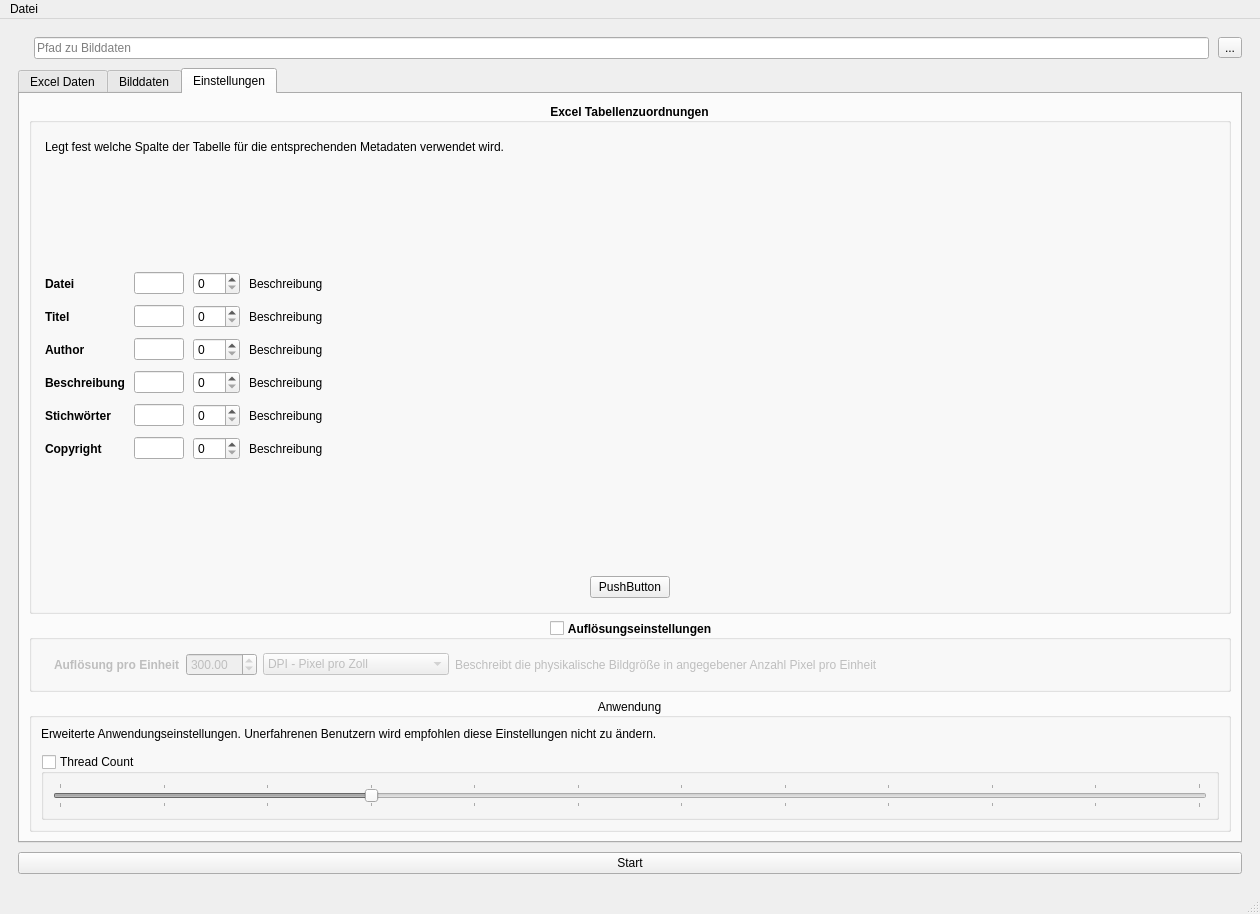
tappi287/tiffy, file ui/tiffy.ui: the form before one commit.
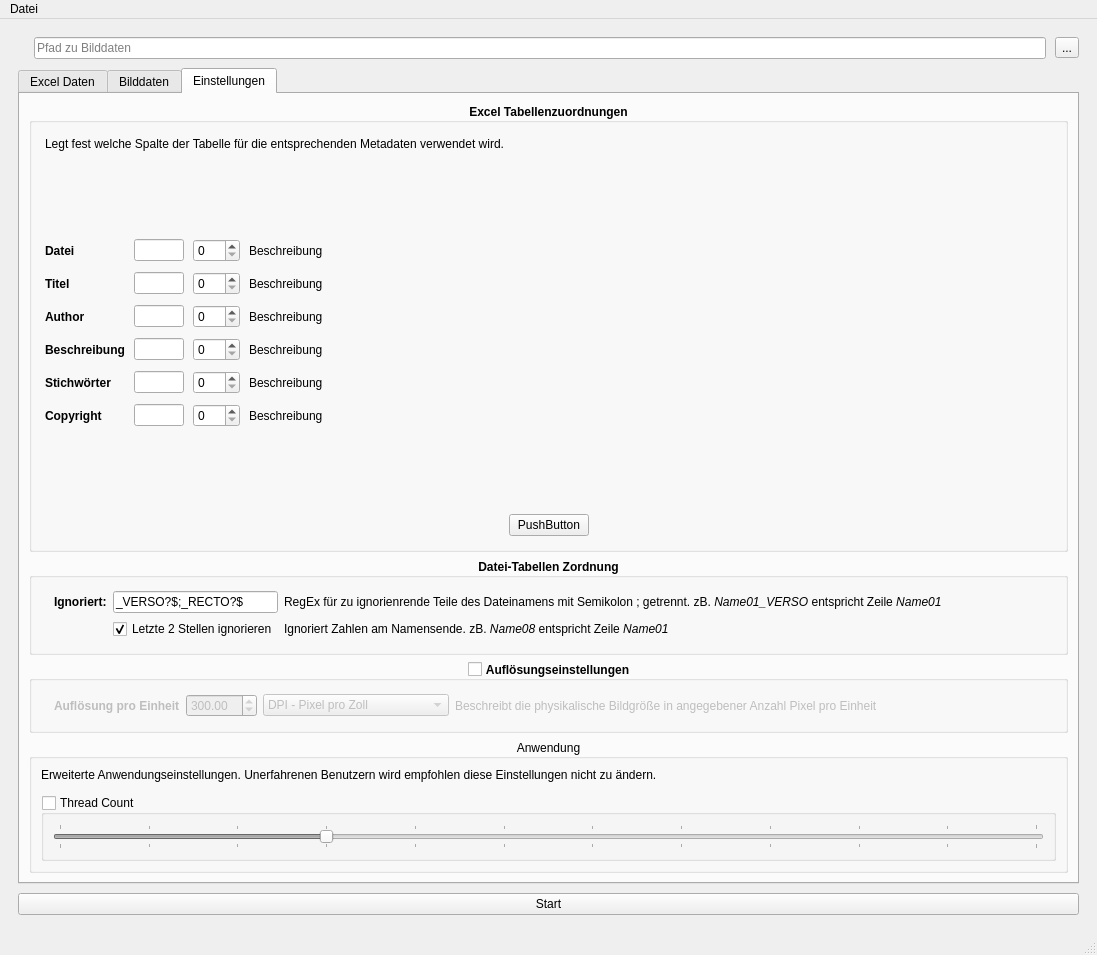
The form after the commit. The open tabs and pages were chosen to show the change. Icons and pictures are not drawn.

Commit message: add file name matching settings

The edit to the form file:
```diff
--- a/ui/tiffy.ui
+++ b/ui/tiffy.ui
@@ -6,8 +6,8 @@
    <rect>
     <x>0</x>
     <y>0</y>
-    <width>1260</width>
-    <height>914</height>
+    <width>1097</width>
+    <height>955</height>
    </rect>
   </property>
   <property name="windowTitle">
@@ -612,6 +612,119 @@
             </layout>
            </widget>
           </item>
+          <item>
+           <widget class="QGroupBox" name="nameBox">
+            <property name="font">
+             <font>
+              <weight>75</weight>
+              <bold>true</bold>
+             </font>
+            </property>
+            <property name="title">
+             <string>Datei-Tabellen Zordnung</string>
+            </property>
+            <property name="alignment">
+             <set>Qt::AlignCenter</set>
+            </property>
+            <property name="checkable">
+             <bool>false</bool>
+            </property>
+            <property name="checked">
+             <bool>false</bool>
+            </property>
+            <layout class="QVBoxLayout" name="verticalLayout_9">
+             <property name="spacing">
+              <number>4</number>
+             </property>
+             <property name="leftMargin">
+              <number>13</number>
+             </property>
+             <property name="topMargin">
+              <number>4</number>
+             </property>
+             <property name="rightMargin">
+              <number>13</number>
+             </property>
+             <property name="bottomMargin">
+              <number>4</number>
+             </property>
+             <item>
+              <widget class="QWidget" name="nameSettings" native="true">
+               <property name="font">
+                <font>
+                 <weight>50</weight>
+                 <bold>false</bold>
+                </font>
+               </property>
+               <layout class="QGridLayout" name="gridLayout_3">
+                <item row="0" column="1">
+                 <widget class="QLineEdit" name="ignoreInput">
+                  <property name="text">
+                   <string>_VERSO?$;_RECTO?$</string>
+                  </property>
+                 </widget>
+                </item>
+                <item row="0" column="3">
+                 <widget class="QLabel" name="ignoreDesc">
+                  <property name="sizePolicy">
+                   <sizepolicy hsizetype="Preferred" vsizetype="Preferred">
+                    <horstretch>10</horstretch>
+                    <verstretch>0</verstretch>
+                   </sizepolicy>
+                  </property>
+                  <property name="text">
+                   <string>RegEx für zu ignorienrende Teile des Dateinamens mit Semikolon ; getrennt. zB. &lt;i&gt;Name01_VERSO&lt;/i&gt; entspricht Zeile &lt;i&gt;Name01&lt;/i&gt;</string>
+                  </property>
+                  <property name="wordWrap">
+                   <bool>true</bool>
+                  </property>
+                 </widget>
+                </item>
+                <item row="0" column="0">
+                 <widget class="QLabel" name="ignoreLabel">
+                  <property name="font">
+                   <font>
+                    <weight>75</weight>
+                    <bold>true</bold>
+                   </font>
+                  </property>
+                  <property name="text">
+                   <string>Ignoriert:</string>
+                  </property>
+                 </widget>
+                </item>
+                <item row="1" column="1">
+                 <widget class="QCheckBox" name="ignoreNum">
+                  <property name="text">
+                   <string>Letzte 2 Stellen ignorieren</string>
+                  </property>
+                  <property name="checked">
+                   <bool>true</bool>
+                  </property>
+                 </widget>
+                </item>
+                <item row="1" column="3">
+                 <widget class="QLabel" name="ignoreNumDesc">
+                  <property name="sizePolicy">
+                   <sizepolicy hsizetype="Preferred" vsizetype="Preferred">
+                    <horstretch>10</horstretch>
+                    <verstretch>0</verstretch>
+                   </sizepolicy>
+                  </property>
+                  <property name="text">
+                   <string>Ignoriert Zahlen am Namensende. zB. &lt;i&gt;Name08&lt;/i&gt; entspricht Zeile &lt;i&gt;Name01&lt;/i&gt;</string>
+                  </property>
+                  <property name="wordWrap">
+                   <bool>true</bool>
+                  </property>
+                 </widget>
+                </item>
+               </layout>
+              </widget>
+             </item>
+            </layout>
+           </widget>
+          </item>
           <item>
            <widget class="QGroupBox" name="dpiBox">
             <property name="font">
@@ -816,7 +929,7 @@
     <rect>
      <x>0</x>
      <y>0</y>
-     <width>1260</width>
+     <width>1097</width>
      <height>31</height>
     </rect>
    </property>
```
The commit also changes 3 other files.
